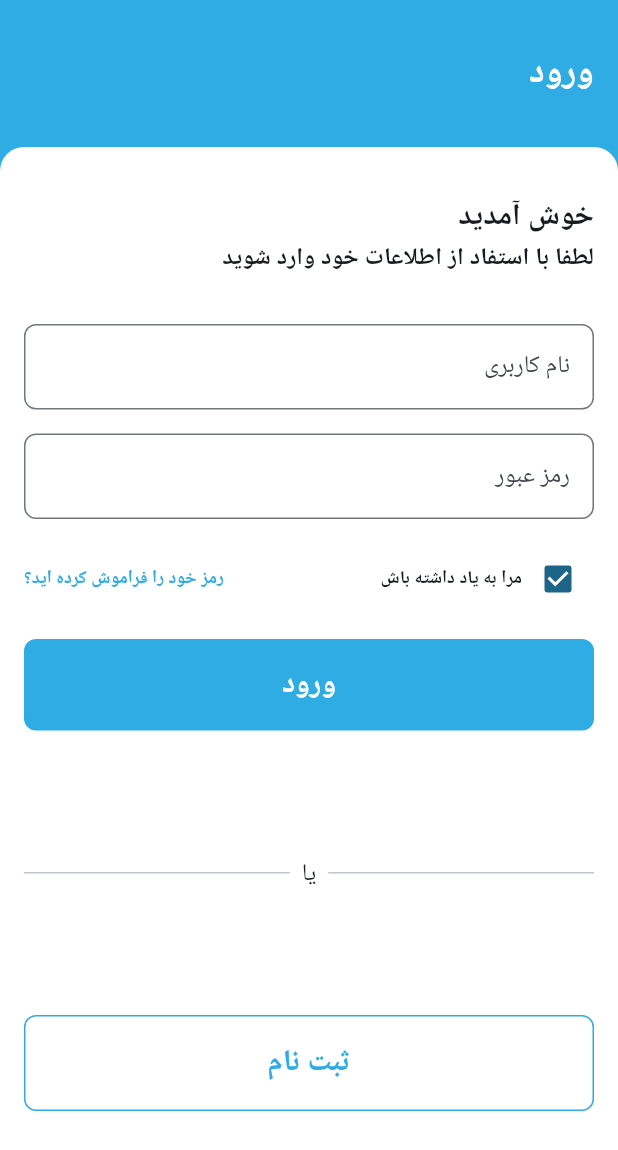
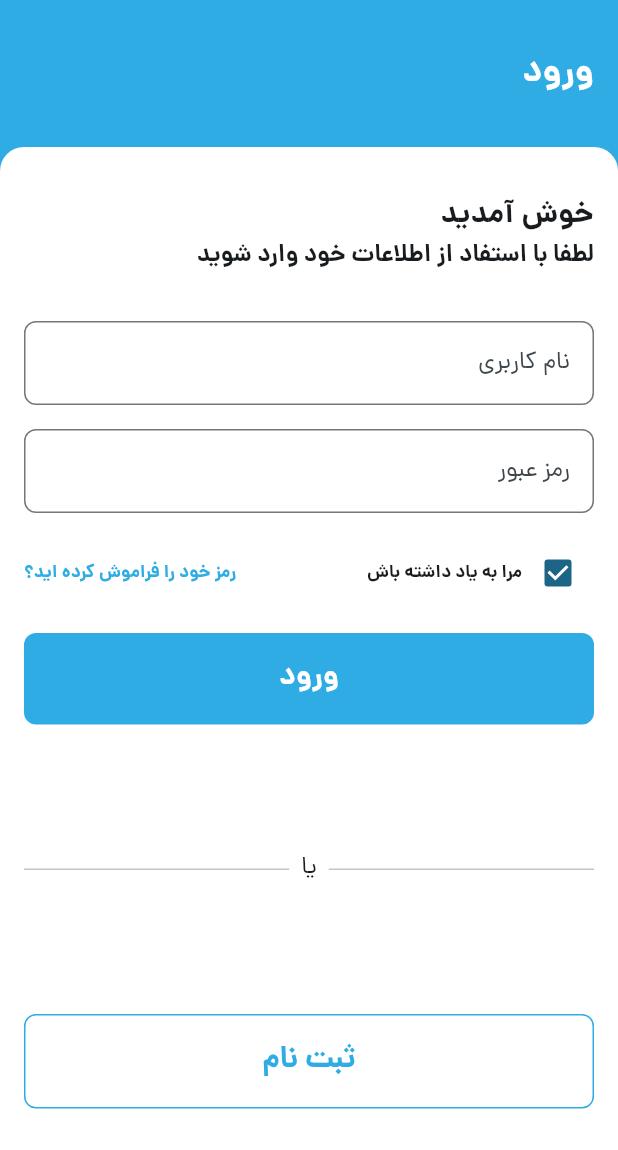
Before and after one commit to sgsm74/idegostar, a Flutter app: the screen it shows after launch, on a phone screen of 412 x 824 dp. Shown: the top 1150 px of the screen. Run offline on Flutter 3.47's test engine with Material 3 defaults, Android fonts, the light colour scheme and no system bars; our stand-ins replace dartz, dio, equatable, flutter_bloc, get_it.

Commit message:
chore: add fonts

```diff
--- a/lib/main.dart
+++ b/lib/main.dart
@@ -15,10 +15,12 @@
   @override
   Widget build(BuildContext context) {
     return MaterialApp(
+      debugShowCheckedModeBanner: false,
       title: 'Idegostar Task',
       theme: ThemeData(
         colorScheme: ColorScheme.fromSeed(seedColor: const Color(0xFF2FACE3)),
         useMaterial3: true,
+        fontFamily: 'Dana',
       ),
       initialRoute: '/',
       routes: {
```
Also changed, not shown: pubspec.yaml (+24 -1 lines), assets/fonts/Dana-FaNum-Black.ttf (added), assets/fonts/Dana-FaNum-Bold.ttf (added), assets/fonts/Dana-FaNum-DemiBold.ttf (added), assets/fonts/Dana-FaNum-ExtraBold.ttf (added), assets/fonts/Dana-FaNum-ExtraLight.ttf (added), assets/fonts/Dana-FaNum-Light.ttf (added), assets/fonts/Dana-FaNum-Medium.ttf (added), assets/fonts/Dana-FaNum-Regular.ttf (added), assets/fonts/Dana-FaNum-Thin.ttf (added), assets/fonts/Dana-FaNum-UltraBold.ttf (added), assets/fonts/RAVI-FANUM-REGULAR.ttf (added), assets/fonts/RAVI-FANUM-SEMIBOLD.ttf (added), assets/fonts/Roboto-Medium.ttf (added), 1 more files.
